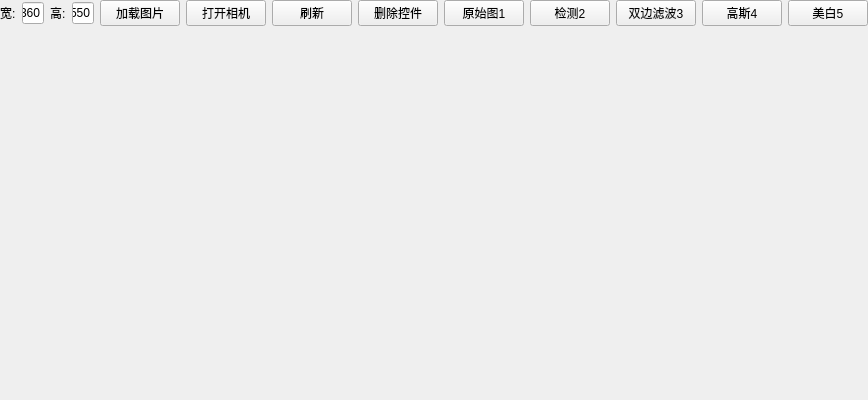
Qt form testopencv/src/testqtopencv/testqtopencv.ui (chenyue0102/mytestchenyue) before a commit.
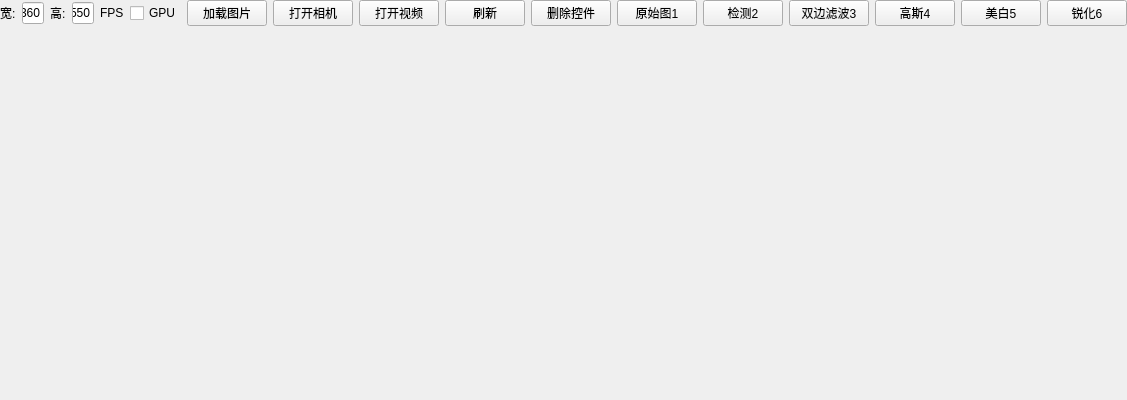
The same form after that commit.

Diff of the .ui file:
```diff
--- a/testopencv/src/testqtopencv/testqtopencv.ui
+++ b/testopencv/src/testqtopencv/testqtopencv.ui
@@ -6,7 +6,7 @@
    <rect>
     <x>0</x>
     <y>0</y>
-    <width>861</width>
+    <width>1062</width>
     <height>400</height>
    </rect>
   </property>
@@ -93,6 +93,20 @@
         </property>
        </widget>
       </item>
+      <item>
+       <widget class="QLabel" name="labelFPS">
+        <property name="text">
+         <string>FPS</string>
+        </property>
+       </widget>
+      </item>
+      <item>
+       <widget class="QCheckBox" name="checkBoxGPU">
+        <property name="text">
+         <string>GPU</string>
+        </property>
+       </widget>
+      </item>
       <item>
        <widget class="QPushButton" name="pushButtonLoad">
         <property name="text">
@@ -107,6 +121,13 @@
         </property>
        </widget>
       </item>
+      <item>
+       <widget class="QPushButton" name="pushButtonVideo">
+        <property name="text">
+         <string>打开视频</string>
+        </property>
+       </widget>
+      </item>
       <item>
        <widget class="QPushButton" name="pushButtonRefresh">
         <property name="text">
@@ -171,6 +192,16 @@
         </property>
        </widget>
       </item>
+      <item>
+       <widget class="QPushButton" name="pushButtonAddSharp">
+        <property name="text">
+         <string>锐化6</string>
+        </property>
+        <property name="type" stdset="0">
+         <number>6</number>
+        </property>
+       </widget>
+      </item>
       <item>
        <spacer name="horizontalSpacer">
         <property name="orientation">
```
Left out of the diff: 33 changed lines with no effect on the pictures.
